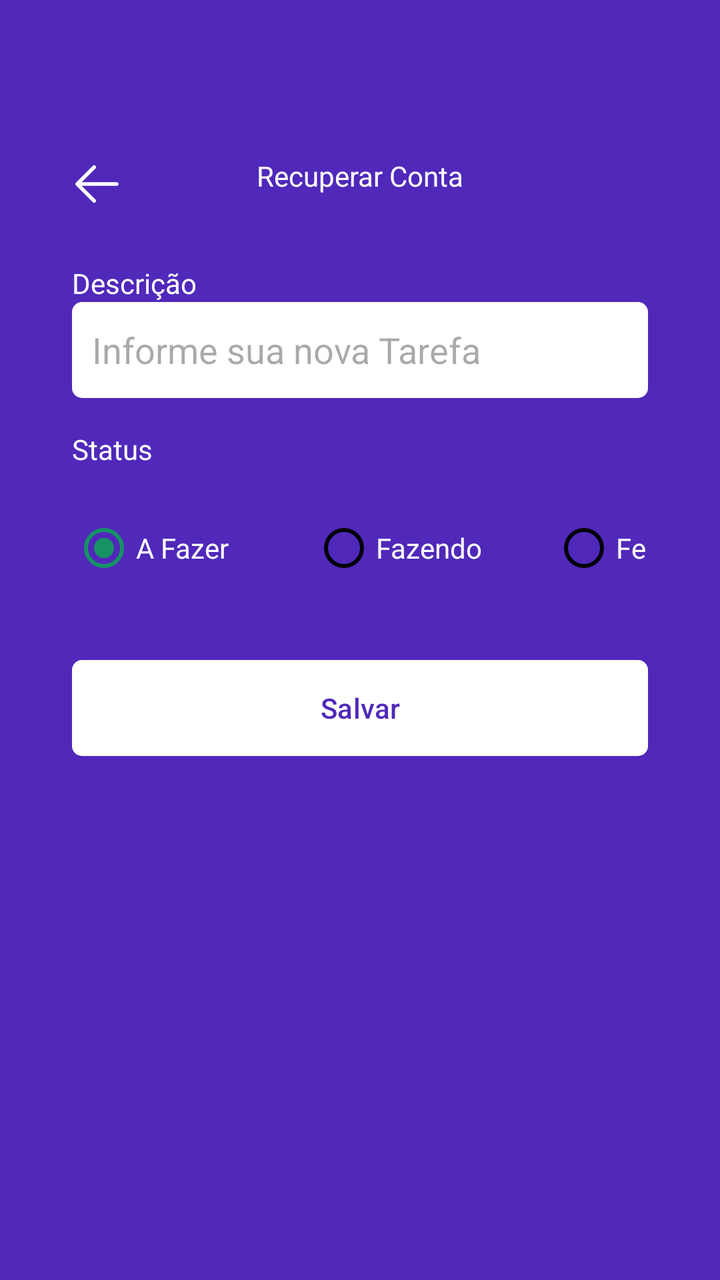
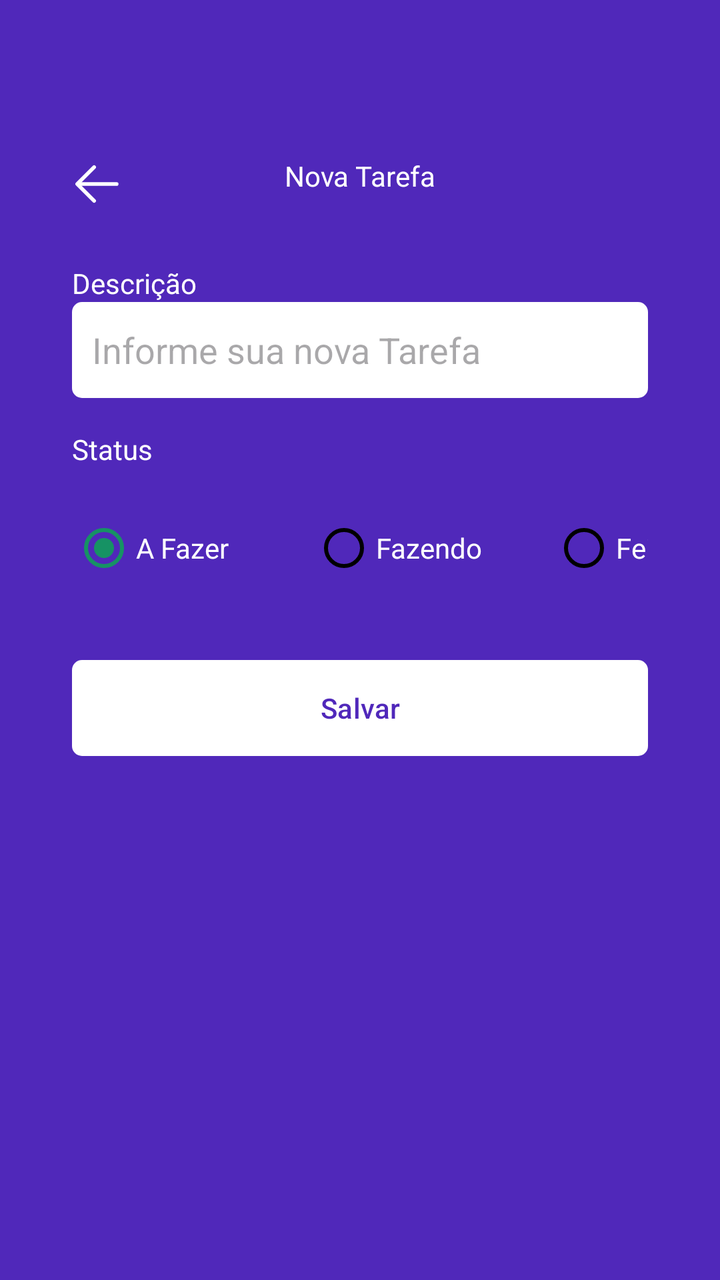

Before-and-after screenshots of an Android layout around one commit, followed by the original layout XML and the change that was made.
<!-- AndroidManifest.xml: application theme Theme.Atividade5 -->
<!-- res/layout/fragment_form_task.xml -->
<?xml version="1.0" encoding="utf-8"?>
<ScrollView
    xmlns:android="http://schemas.android.com/apk/res/android"
    xmlns:tools="http://schemas.android.com/tools"
    android:layout_width="match_parent"
    android:layout_height="match_parent"
    xmlns:app="http://schemas.android.com/apk/res-auto"
    tools:context="ui.FormTaskFragment"
    android:padding="20dp"
    android:fillViewport="true">

    <LinearLayout
        android:layout_width="wrap_content"
        android:layout_height="match_parent"
        android:orientation="vertical"
        >

        <com.google.android.material.appbar.MaterialToolbar
            android:layout_width="match_parent"
            android:layout_height="wrap_content"
            app:navigationIcon="@drawable/ic_back"
            android:paddingTop="40dp">

            <TextView
                android:layout_width="wrap_content"
                android:layout_height="wrap_content"
                android:text="Recuperar Conta"
                android:textColor="@color/white"
                android:layout_gravity="center_horizontal" />
        </com.google.android.material.appbar.MaterialToolbar>



        <androidx.constraintlayout.widget.ConstraintLayout
        android:layout_width="match_parent"
        android:layout_height="match_parent"
        android:padding="16dp">

        <TextView
            android:id="@+id/textview"
            android:layout_width="wrap_content"
            android:layout_height="wrap_content"
            android:text="Descrição"
            android:textColor="@color/white"
            app:layout_constraintStart_toStartOf="parent"
            app:layout_constraintTop_toTopOf="parent" />

        <EditText
            android:id="@+id/editTextDescricao"
            android:layout_width="match_parent"
            android:layout_height="48dp"
            android:background="@drawable/bg_edit_text"
            android:hint="Informe sua nova Tarefa"
            android:padding="10dp"
            app:layout_constraintEnd_toEndOf="parent"
            app:layout_constraintStart_toStartOf="parent"
            app:layout_constraintTop_toBottomOf="@+id/textview" />

        <TextView
            android:id="@+id/textViewStatus"
            android:layout_width="wrap_content"
            android:layout_height="wrap_content"
            android:layout_marginTop="16dp"
            android:text="Status"
            android:textColor="@color/white"
            app:layout_constraintStart_toStartOf="parent"
            app:layout_constraintTop_toBottomOf="@id/editTextDescricao"
            />
        
        <RadioGroup
            android:id="@+id/radioGroup"
            android:layout_width="match_parent"
            android:layout_height="wrap_content"
            android:orientation="horizontal"
            app:layout_constraintEnd_toEndOf="parent"
            app:layout_constraintStart_toStartOf="parent"
            app:layout_constraintTop_toBottomOf="@id/textViewStatus">

            <RadioButton
                android:layout_width="120dp"
                android:layout_height="80dp"
                android:id="@+id/rbTodo"
                android:text="A Fazer"
                android:checked="true"
                android:textColor="@color/white"
                android:theme="@style/MyRadioButton"
                />
            <RadioButton
                android:layout_width="120dp"
                android:layout_height="80dp"
                android:buttonTint="@color/black"
                android:id="@+id/rbDoing"
                android:text="Fazendo"
                android:theme="@style/MyRadioButton"
                android:textColor="@color/white"
                />
            <RadioButton
                android:layout_width="120dp"
                android:layout_height="80dp"
                android:buttonTint="@color/black"
                android:id="@+id/rbDone"
                android:text="Feita"
                android:textColor="@color/white"
                android:theme="@style/MyRadioButton" />
        </RadioGroup>

        <com.google.android.material.button.MaterialButton
            android:id="@+id/buttonSave"
            android:layout_width="match_parent"
            android:layout_height="wrap_content"
            android:layout_marginTop="16dp"
            android:background="@drawable/bg_btn"
            android:text="Salvar"
            android:textAllCaps="false"
            android:textColor="@color/color_default"
            app:backgroundTint="@null"
            tools:layout_editor_absoluteX="16dp"
            tools:layout_editor_absoluteY="221dp"
            app:layout_constraintEnd_toEndOf="parent"
            app:layout_constraintStart_toStartOf="parent"
            app:layout_constraintTop_toBottomOf="@+id/radioGroup" />

        <ProgressBar
            android:layout_width="wrap_content"
            android:layout_height="wrap_content"
            android:id="@+id/progressBar"
            android:layout_marginTop="8dp"
            android:layout_gravity="center"
            android:indeterminateTint="@color/white"
            android:visibility="invisible"
            tools:layout_editor_absoluteX="152dp"
            tools:layout_editor_absoluteY="278dp"
            tools:visibility="visible"
            app:layout_constraintEnd_toEndOf="parent"
            app:layout_constraintStart_toStartOf="parent"
            app:layout_constraintTop_toBottomOf="@id/buttonSave" />

    </androidx.constraintlayout.widget.ConstraintLayout>

    </LinearLayout>

</ScrollView>
<!-- resources referenced by this layout -->
<resources>
  <color name="black">#FF000000</color>
  <color name="color_default">#5028BA</color>
  <color name="white">#FFFFFFFF</color>
  <!-- drawable bg_btn (drawable) -->
  <?xml version="1.0" encoding="utf-8"?>
  <shape xmlns:android="http://schemas.android.com/apk/res/android"
      android:shape="rectangle">
  
      <solid android:color="@color/white"/>
      <corners android:radius="5dp"/>
  
  </shape>
  <!-- drawable bg_edit_text (drawable) -->
  <?xml version="1.0" encoding="utf-8"?>
  <shape xmlns:android="http://schemas.android.com/apk/res/android"
      android:shape="rectangle">
  
      <solid android:color="@color/white"/>
      <corners android:radius="5dp"/>
  
  </shape>
  <!-- drawable ic_back (drawable) -->
  <vector xmlns:android="http://schemas.android.com/apk/res/android" android:height="30dp" android:viewportHeight="1024" android:viewportWidth="1024" android:width="30dp">
        
      <path android:fillColor="#FFFFFF" android:pathData="M224,480h640a32,32 0,1 1,0 64H224a32,32 0,0 1,0 -64z"/>
        
      <path android:fillColor="#FFFFFF" android:pathData="m237.2,512 l265.4,265.3a32,32 0,0 1,-45.3 45.3l-288,-288a32,32 0,0 1,0 -45.3l288,-288a32,32 0,1 1,45.3 45.3L237.2,512z"/>
      
  </vector>
  <style name="MyRadioButton" parent="Theme.AppCompat.Light">
          <item name="colorControlNormal">@color/black</item>
          <item name="colorControlActivated">@color/green</item>
      </style>
  <style name="Theme.Atividade5" parent="Base.Theme.Atividade5" />
  <color name="green">#169264</color>
  <style name="Base.Theme.Atividade5" parent="Theme.Material3.DayNight.NoActionBar">
          
          
          <item name="colorPrimary">@color/color_default</item>
          <item name="colorSecondary">@color/color_default</item>
          <item name="android:windowBackground">@color/color_default</item>
      </style>
</resources>

<!-- the commit's change to res/layout/fragment_form_task.xml (unified diff, before → after) -->
@@ -16,6 +16,7 @@
         >
 
         <com.google.android.material.appbar.MaterialToolbar
+            android:id="@+id/toolbar"
             android:layout_width="match_parent"
             android:layout_height="wrap_content"
             app:navigationIcon="@drawable/ic_back"
@@ -24,7 +25,7 @@
             <TextView
                 android:layout_width="wrap_content"
                 android:layout_height="wrap_content"
-                android:text="Recuperar Conta"
+                android:text="Nova Tarefa"
                 android:textColor="@color/white"
                 android:layout_gravity="center_horizontal" />
         </com.google.android.material.appbar.MaterialToolbar>
